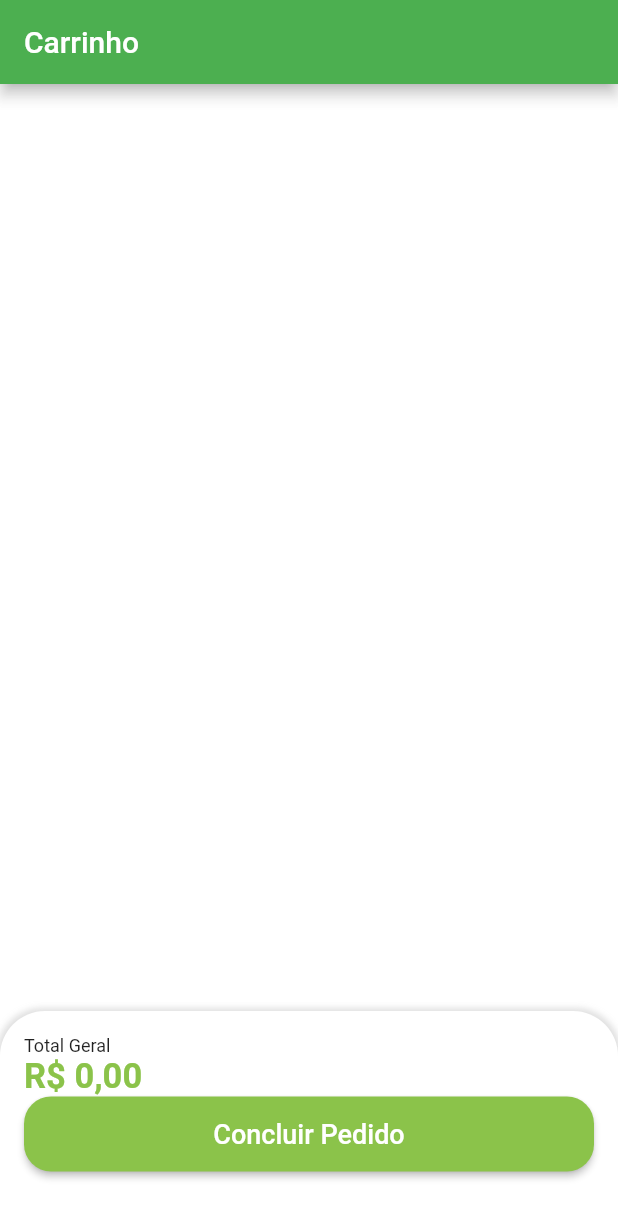
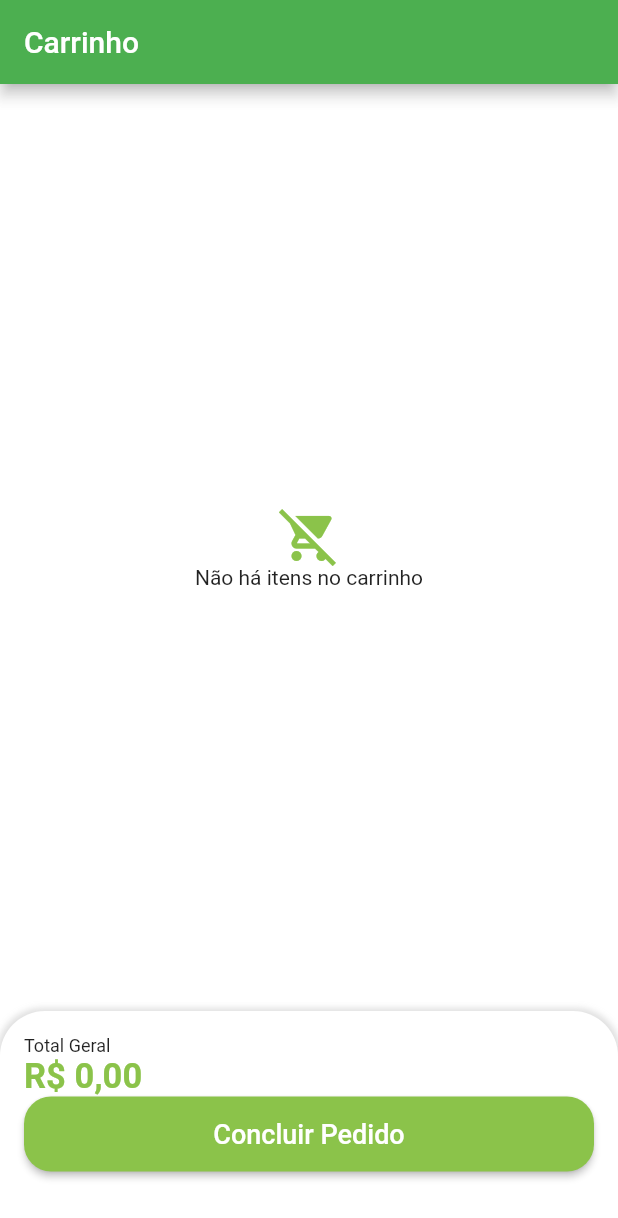
Before and after one commit to Lucianoal0511/Greengrocer, a Flutter app: the CartTab screen opened directly, on a phone screen of 412 x 824 dp. Shown: the top 1218 px of the screen. Run offline on Flutter 3.47's test engine with Material 2 defaults, Android fonts, the light colour scheme and no system bars; our stand-ins replace animated_text_kit, badges, dio, flutter_secure_storage, fluttertoast, freezed_annotation and 4 more; missing offline and left inert: add_to_cart_animation; accounts and stored records are empty.

```diff
--- a/lib/src/pages/cart/view/cart_tab.dart
+++ b/lib/src/pages/cart/view/cart_tab.dart
@@ -38,6 +38,19 @@
           Expanded(
             child: GetBuilder<CartController>(
               builder: (controller) {
+                if (controller.cartItems.isEmpty) {
+                  return Column(
+                    mainAxisAlignment: MainAxisAlignment.center,
+                    children: [
+                      Icon(
+                        Icons.remove_shopping_cart,
+                        size: 40,
+                        color: CustomColors.customSwatchColor,
+                      ),
+                      const Text('Não há itens no carrinho'),
+                    ],
+                  );
+                }
                 return ListView.builder(
                   itemCount: controller.cartItems.length,
                   itemBuilder: (_, index) {
@@ -74,8 +87,7 @@
                     fontSize: 12,
                   ),
                 ),
-                GetBuilder<CartController>(
-                  builder: (controller) {
+                GetBuilder<CartController>(builder: (controller) {
                   return Text(
                     utilsServices.priceToCurrency(controller.cartTotalPrice()),
                     style: TextStyle(
@@ -83,8 +95,7 @@
                         color: CustomColors.customSwatchColor,
                         fontWeight: FontWeight.bold),
                   );
-                  }
-                ),
+                }),
                 SizedBox(
                   height: 50,
                   child: ElevatedButton(
@@ -106,7 +117,10 @@
                           },
                         );
                       } else {
-                        utilsServices.showToast(message: 'Pedido não confirmado :(', isError: true,);
+                        utilsServices.showToast(
+                          message: 'Pedido não confirmado :(',
+                          isError: true,
+                        );
                       }
                     },
                     child: const Text(
--- a/lib/src/pages/home/view/components/item_tile.dart
+++ b/lib/src/pages/home/view/components/item_tile.dart
@@ -2,6 +2,7 @@
 import 'package:get/get.dart';
 import 'package:greengrocer/src/config/custom_colors.dart';
 import 'package:greengrocer/src/models/item_model.dart';
+import 'package:greengrocer/src/pages/cart/controller/cart_controller.dart';
 import 'package:greengrocer/src/pages/product/product_screen.dart';
 import 'package:greengrocer/src/pages_routes/app_pages.dart';
 import 'package:greengrocer/src/services/utils_services.dart';
@@ -22,6 +23,7 @@
   final GlobalKey imageGk = GlobalKey();
 
   final UtilsServices utilsServices = UtilsServices();
+  final cartController = Get.find<CartController>();
 
   IconData tileIcon = Icons.add_shopping_cart_outlined;
 
@@ -117,6 +119,7 @@
               child: InkWell(
                 onTap: () {
                   switchIcon();
+                  cartController.addItemToCart(item: widget.item);
                   widget.cartAnimationMethod(imageGk);
                 },
                 child: Ink(
```
Also changed, not shown: lib/src/pages/home/view/home_tab.dart (+16 -7 lines). Lines whose indentation alone changed are shown as unchanged.
